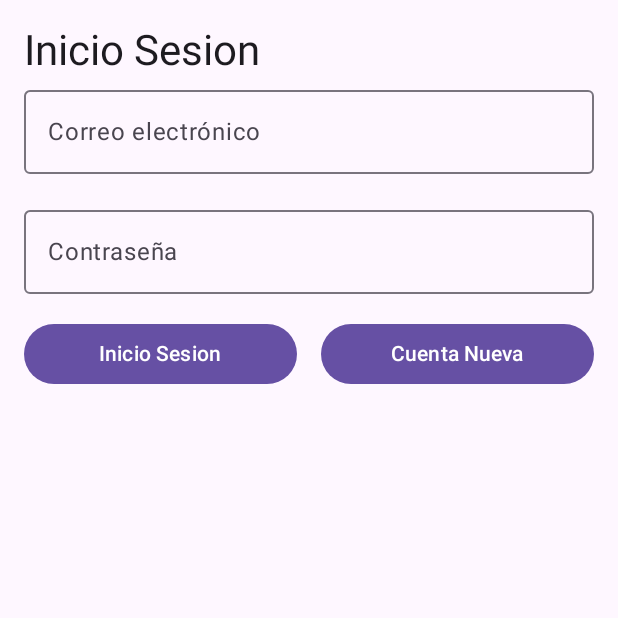
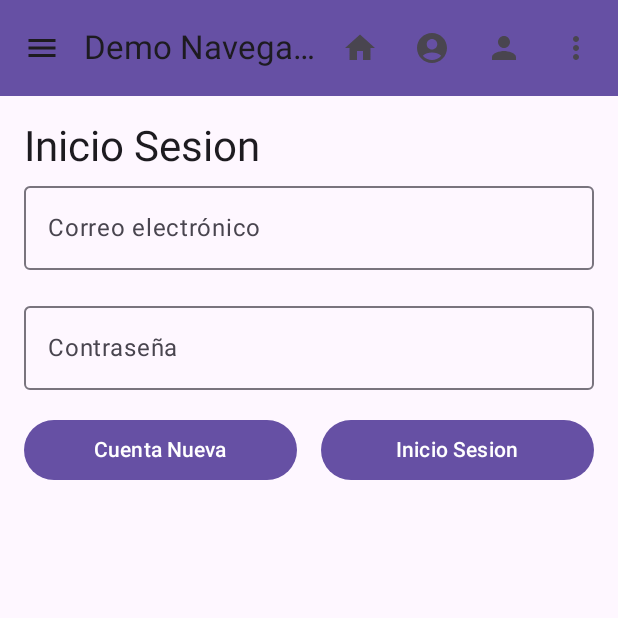
Before and after one commit to Adrian-Rivera-web/AppStockControl, an Android app built with Jetpack Compose: the screen it shows after launch (MainActivity), on a phone screen of 412 x 824 dp, the top half of it. Run offline under Robolectric (Android 15) with nearby library versions, the phone set to English and light mode, and no system bars.

Commit message:
Se mejoro la navegacion y se agregaron mas botones de navegacion entre paginas

```diff
--- a/app/src/main/java/com/example/appstockcontrol_grupo_07/MainActivity.kt
+++ b/app/src/main/java/com/example/appstockcontrol_grupo_07/MainActivity.kt
@@ -1,14 +1,11 @@
 package com.example.appstockcontrol_grupo_07
+
 import android.os.Bundle
 import androidx.activity.ComponentActivity
 import androidx.activity.compose.setContent
 import androidx.activity.enableEdgeToEdge
-import androidx.compose.foundation.layout.Box
-import androidx.compose.foundation.layout.padding
-import androidx.compose.material3.Scaffold
-import androidx.compose.ui.Modifier
-import com.example.appstockcontrol_grupo_07.navigation.AppNavigation
 import com.example.appstockcontrol_grupo_07.ui.theme.AppStockControl_Grupo_07Theme
+import com.example.appstockcontrol_grupo_07.navigation.AppNavGraph
 
 class MainActivity : ComponentActivity() {
     override fun onCreate(savedInstanceState: Bundle?) {
@@ -16,12 +13,7 @@ class MainActivity : ComponentActivity() {
         enableEdgeToEdge()
         setContent {
             AppStockControl_Grupo_07Theme {
-                Scaffold { innerPadding ->
-                    // 🔥 Aquí insertamos el flujo de navegación en lugar de Greeting()
-                    Box(modifier = Modifier.padding(paddingValues = innerPadding)) {
-                        AppNavigation()
-                    }
-                }
+                AppNavGraph() // ✅ Aquí va la nueva navegación
             }
         }
     }
--- a/app/src/main/java/com/example/appstockcontrol_grupo_07/navigation/AppNavigation.kt
+++ /dev/null
@@ -1,34 +0,0 @@
-package com.example.appstockcontrol_grupo_07.navigation
-
-import androidx.compose.runtime.Composable
-import androidx.lifecycle.viewmodel.compose.viewModel
-import androidx.navigation.compose.NavHost
-import androidx.navigation.compose.composable
-import androidx.navigation.compose.rememberNavController
-import com.example.appstockcontrol_grupo_07.ui.screen.RegistroScreen
-import com.example.appstockcontrol_grupo_07.ui.screen.HomeScreen
-import com.example.appstockcontrol_grupo_07.ui.screen.LoginScreen
-import com.example.appstockcontrol_grupo_07.viewmodel.UsuarioViewModel
-
-@Composable
-fun AppNavigation() {
-    val navController = rememberNavController()
-
-    // 🔥 Aquí creamos el ViewModel una sola vez
-    val usuarioViewModel: UsuarioViewModel = viewModel()
-
-    NavHost(
-        navController = navController,
-        startDestination = "login"
-    ) {
-        composable(route = "login") {
-            LoginScreen(navController,usuarioViewModel)
-        }
-        composable(route = "registro") {
-            RegistroScreen(navController,usuarioViewModel)
-        }
-        composable(route = "home") {
-            HomeScreen(navController,usuarioViewModel)
-        }
-    }
-}
--- /dev/null
+++ b/app/src/main/java/com/example/appstockcontrol_grupo_07/navigation/NavGraph.kt
@@ -0,0 +1,72 @@
+package com.example.appstockcontrol_grupo_07.navigation
+
+import androidx.compose.foundation.layout.padding
+import androidx.compose.material3.ModalNavigationDrawer
+import androidx.compose.material3.rememberDrawerState
+import androidx.compose.material3.DrawerValue
+import androidx.compose.material3.Scaffold
+import androidx.compose.runtime.Composable
+import androidx.compose.runtime.rememberCoroutineScope
+import androidx.compose.ui.Modifier
+import androidx.navigation.NavHostController
+import androidx.navigation.compose.NavHost
+import androidx.navigation.compose.composable
+import androidx.navigation.compose.rememberNavController
+import com.example.appstockcontrol_grupo_07.ui.components.AppDrawer
+import com.example.appstockcontrol_grupo_07.ui.components.AppTopBar
+import com.example.appstockcontrol_grupo_07.ui.components.defaultDrawerItems
+import com.example.appstockcontrol_grupo_07.ui.screen.HomeScreen
+import com.example.appstockcontrol_grupo_07.ui.screen.LoginScreen
+import com.example.appstockcontrol_grupo_07.ui.screen.RegistroScreen
+import androidx.lifecycle.viewmodel.compose.viewModel
+import com.example.appstockcontrol_grupo_07.viewmodel.UsuarioViewModel
+import kotlinx.coroutines.launch
+
+@Composable
+fun AppNavGraph() {
+    val navController = rememberNavController()
+    val usuarioViewModel: UsuarioViewModel = viewModel()
+
+    val drawerState = rememberDrawerState(DrawerValue.Closed)
+    val scope = rememberCoroutineScope()
+
+    // Helpers de navegación
+    val goHome = { navController.navigate(Route.Home.path) }
+    val goLogin = { navController.navigate(Route.Login.path) }
+    val goRegister = { navController.navigate(Route.Register.path) }
+
+    ModalNavigationDrawer(
+        drawerState = drawerState,
+        drawerContent = {
+            AppDrawer(
+                currentRoute = navController.currentBackStackEntry?.destination?.route,
+                items = defaultDrawerItems(
+                    onHome = { scope.launch { drawerState.close() }; goHome() },
+                    onLogin = { scope.launch { drawerState.close() }; goLogin() },
+                    onRegister = { scope.launch { drawerState.close() }; goRegister() }
+                )
+            )
+        }
+    ) {
+        Scaffold(
+            topBar = {
+                AppTopBar(
+                    onOpenDrawer = { scope.launch { drawerState.open() } },
+                    onHome = goHome,
+                    onLogin = goLogin,
+                    onRegister = goRegister
+                )
+            }
+        ) { innerPadding ->
+            NavHost(
+                navController = navController,
+                startDestination = Route.Login.path,
+                modifier = Modifier.padding(innerPadding)
+            ) {
+                composable(Route.Login.path) { LoginScreen(navController, usuarioViewModel) }
+                composable(Route.Register.path) { RegistroScreen(navController, usuarioViewModel) }
+                composable(Route.Home.path) { HomeScreen(navController, usuarioViewModel) }
+            }
+        }
+    }
+}
--- /dev/null
+++ b/app/src/main/java/com/example/appstockcontrol_grupo_07/navigation/Routes.kt
@@ -0,0 +1,7 @@
+package com.example.appstockcontrol_grupo_07.navigation
+
+sealed class Route(val path: String) {
+    data object Home : Route("home")
+    data object Login : Route("login")
+    data object Register : Route("registro")
+}
--- /dev/null
+++ b/app/src/main/java/com/example/appstockcontrol_grupo_07/ui/components/AppDrawer.kt
@@ -0,0 +1,55 @@
+package com.example.appstockcontrol_grupo_07.ui.components
+
+import androidx.compose.material.icons.Icons // Íconos Material
+import androidx.compose.material.icons.filled.Home // Ícono Home
+import androidx.compose.material.icons.filled.AccountCircle // Ícono Login
+import androidx.compose.material.icons.filled.Person // Ícono Registro
+import androidx.compose.material3.Icon // Ícono en ítem del drawer
+import androidx.compose.material3.NavigationDrawerItem // Ítem seleccionable
+import androidx.compose.material3.NavigationDrawerItemDefaults // Defaults de estilo
+import androidx.compose.material3.Text // Texto
+import androidx.compose.material3.ModalDrawerSheet // Contenedor de contenido del drawer
+import androidx.compose.runtime.Composable // Marcador composable
+import androidx.compose.ui.Modifier // Modificador
+import androidx.compose.ui.graphics.vector.ImageVector // Tipo de ícono
+// Pequeña data class para representar cada opción del drawer
+data class DrawerItem( // Estructura de un ítem de menú lateral
+    val label: String, // Texto a mostrar
+    val icon: ImageVector, // Ícono del ítem
+    val onClick: () -> Unit // Acción al hacer click
+)
+
+@Composable // Componente Drawer para usar en ModalNavigationDrawer
+fun AppDrawer(
+    currentRoute: String?, // Ruta actual (para marcar seleccionado si quieres)
+    items: List<DrawerItem>, // Lista de ítems a mostrar
+    modifier: Modifier = Modifier // Modificador opcional
+) {
+    ModalDrawerSheet( // Hoja que contiene el contenido del drawer
+        modifier = modifier // Modificador encadenable
+    ) {
+        // Recorremos las opciones y pintamos ítems
+        items.forEach { item -> // Por cada ítem
+            NavigationDrawerItem( // Ítem con estados Material
+                label = { Text(item.label) }, // Texto visible
+                selected = false, // Puedes usar currentRoute == ... si quieres marcar
+                onClick = item.onClick, // Acción al pulsar
+                icon = { Icon(item.icon, contentDescription = item.label) }, // Ícono
+                modifier = Modifier, // Sin mods extra
+                colors = NavigationDrawerItemDefaults.colors() // Estilo por defecto
+            )
+        }
+    }
+}
+
+// Helper para construir la lista estándar de ítems del drawer
+@Composable
+fun defaultDrawerItems(
+    onHome: () -> Unit,   // Acción Home
+    onLogin: () -> Unit,  // Acción Login
+    onRegister: () -> Unit // Acción Registro
+): List<DrawerItem> = listOf(
+    DrawerItem("Home", Icons.Filled.Home, onHome),          // Ítem Home
+    DrawerItem("Login", Icons.Filled.AccountCircle, onLogin),       // Ítem Login
+    DrawerItem("Registro", Icons.Filled.Person, onRegister) // Ítem Registro
+)
--- /dev/null
+++ b/app/src/main/java/com/example/appstockcontrol_grupo_07/ui/components/AppTopBar.kt
@@ -0,0 +1,83 @@
+package com.example.appstockcontrol_grupo_07.ui.components
+
+import androidx.compose.material.icons.Icons // Conjunto de íconos Material
+import androidx.compose.material.icons.filled.Home // Ícono Home
+import androidx.compose.material.icons.filled.AccountCircle // Ícono Login
+import androidx.compose.material.icons.filled.Menu // Ícono hamburguesa
+import androidx.compose.material.icons.filled.MoreVert // Ícono 3 puntitos (overflow)
+import androidx.compose.material.icons.filled.Person // Ícono Registro
+import androidx.compose.material3.CenterAlignedTopAppBar // TopAppBar centrada
+import androidx.compose.material3.DropdownMenu // Menú desplegable
+import androidx.compose.material3.DropdownMenuItem // Opción del menú
+import androidx.compose.material3.ExperimentalMaterial3Api
+import androidx.compose.material3.Icon // Para mostrar íconos
+import androidx.compose.material3.IconButton // Botones con ícono
+import androidx.compose.material3.MaterialTheme // Tema Material
+import androidx.compose.material3.Text // Texto
+import androidx.compose.material3.TopAppBarDefaults
+import androidx.compose.runtime.* // remember / mutableStateOf
+import androidx.compose.ui.text.style.TextOverflow
+
+@OptIn(ExperimentalMaterial3Api::class)
+@Composable // Composable reutilizable: barra superior
+fun AppTopBar(
+    onOpenDrawer: () -> Unit, // Abre el drawer (hamburguesa)
+    onHome: () -> Unit,       // Navega a Home
+    onLogin: () -> Unit,      // Navega a Login
+    onRegister: () -> Unit    // Navega a Registro
+) {
+    //lo que hace es crear una variable de estado recordada que le dice a la interfaz
+    // si el menú desplegable de 3 puntitos debe estar visible (true) o oculto (false).
+    var showMenu by remember { mutableStateOf(false) } // Estado del menú overflow
+
+    CenterAlignedTopAppBar( // Barra alineada al centro
+        colors = TopAppBarDefaults.centerAlignedTopAppBarColors(
+            containerColor = MaterialTheme.colorScheme.primary
+        ),
+        title = { // Slot del título
+            Text(
+                text = "Demo Navegación Compose", // Título visible
+                style = MaterialTheme.typography.titleLarge, // Estilo grande
+                maxLines = 1,              // asegura una sola línea Int.MAX_VALUE   // permite varias líneas
+                overflow = TextOverflow.Ellipsis // agrega "..." si no cabe
+
+            )
+        },
+        navigationIcon = { // Ícono a la izquierda (hamburguesa)
+            IconButton(onClick = onOpenDrawer) { // Al presionar, abre drawer
+                Icon(imageVector = Icons.Filled.Menu, contentDescription = "Menú") // Ícono
+            }
+        },
+        actions = { // Acciones a la derecha (íconos + overflow)
+            IconButton(onClick = onHome) { // Ir a Home
+                Icon(Icons.Filled.Home, contentDescription = "Home") // Ícono Home
+            }
+            IconButton(onClick = onLogin) { // Ir a Login
+                Icon(Icons.Filled.AccountCircle, contentDescription = "Login") // Ícono Login
+            }
+            IconButton(onClick = onRegister) { // Ir a Registro
+                Icon(Icons.Filled.Person, contentDescription = "Registro") // Ícono Registro
+            }
+            IconButton(onClick = { showMenu = true }) { // Abre menú overflow
+                Icon(Icons.Filled.MoreVert, contentDescription = "Más") // Ícono 3 puntitos
+            }
+            DropdownMenu(
+                expanded = showMenu, // Si está abierto
+                onDismissRequest = { showMenu = false } // Cierra al tocar fuera
+            ) {
+                DropdownMenuItem( // Opción Home
+                    text = { Text("Home") }, // Texto opción
+                    onClick = { showMenu = false; onHome() } // Navega y cierra
+                )
+                DropdownMenuItem( // Opción Login
+                    text = { Text("Login") },
+                    onClick = { showMenu = false; onLogin() }
+                )
+                DropdownMenuItem( // Opción Registro
+                    text = { Text("Registro") },
+                    onClick = { showMenu = false; onRegister() }
+                )
+            }
+        }
+    )
+}
--- a/app/src/main/java/com/example/appstockcontrol_grupo_07/ui/screen/LoginScreen.kt
+++ b/app/src/main/java/com/example/appstockcontrol_grupo_07/ui/screen/LoginScreen.kt
@@ -17,6 +17,8 @@ import androidx.compose.ui.unit.dp
 import androidx.navigation.NavController
 import com.example.appstockcontrol_grupo_07.viewmodel.UsuarioViewModel
 import kotlin.let
+import com.example.appstockcontrol_grupo_07.navigation.Route // si usas Route.Register.path
+
 
 @Composable
 fun LoginScreen(
@@ -70,20 +72,17 @@ fun LoginScreen(
             horizontalArrangement = androidx.compose.foundation.layout.Arrangement.spacedBy(16.dp) // Espacio entre botones
         ) {
             // Botón "Inicio Sesion"
+            // Botón para ir a Registro
             Button(
-                onClick = { navController.navigate(route = "home") }, // Navega a Home al presionar
-                modifier = Modifier.weight(1f)                        // Ocupa la mitad del Row
-            ) {
-                Text(text = "Inicio Sesion")
-            }
+                onClick = { navController.navigate(Route.Register.path) },
+                modifier = Modifier.weight(1f)
+            ) { Text("Cuenta Nueva") }
 
-            // Botón "Cuenta Nueva"
+// Botón para ir a Home
             Button(
-                onClick = { navController.navigate(route = "registro") }, // Navega a Registro
-                modifier = Modifier.weight(1f)                              // Ocupa la otra mitad del Row
-            ) {
-                Text(text = "Cuenta Nueva")
-            }
+                onClick = { navController.navigate(Route.Home.path) },
+                modifier = Modifier.weight(1f)
+            ) { Text("Inicio Sesion") }
         }
     }
 }
```
